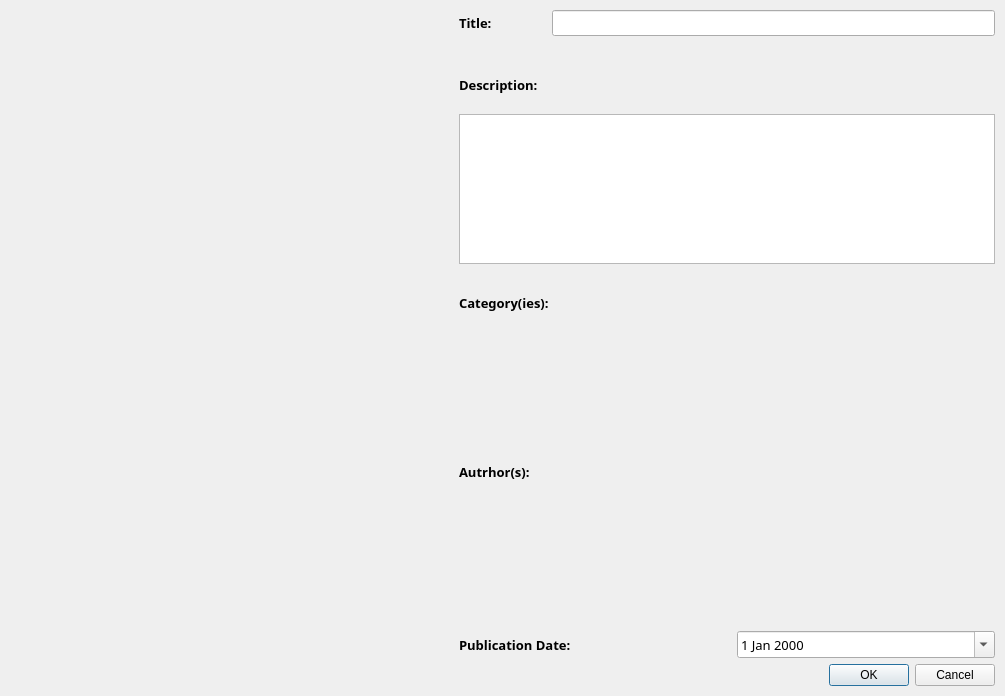
Qt form src/forms/bookadddialog.ui (yunag/QLibraryManagementSystem) before a commit.
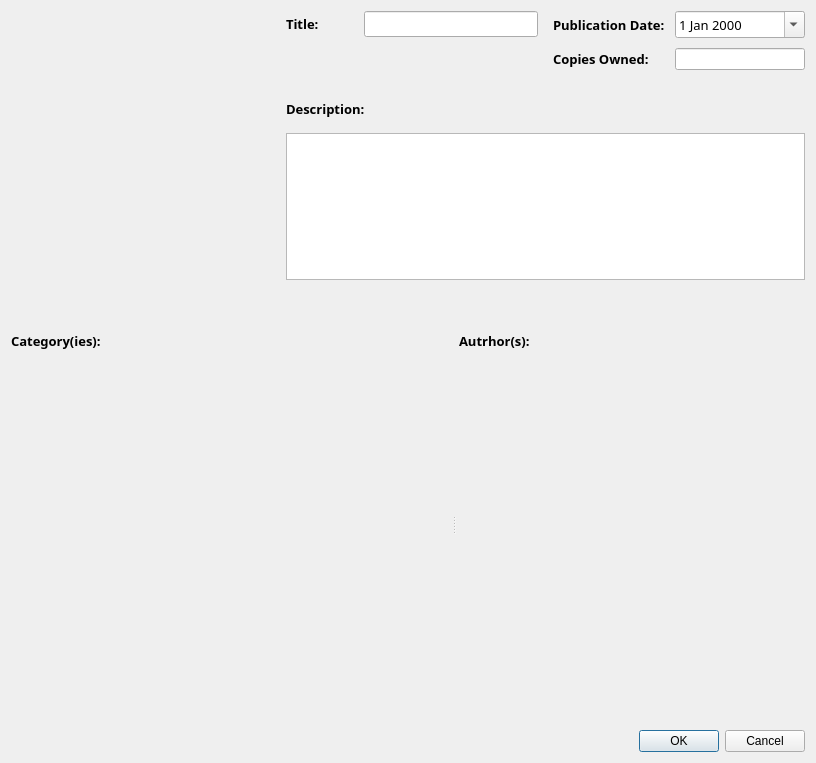
The same form after that commit. Custom widgets are drawn as their Qt base class.

Diff of the .ui file:
```diff
--- a/src/forms/bookadddialog.ui
+++ b/src/forms/bookadddialog.ui
@@ -6,33 +6,36 @@
    <rect>
     <x>0</x>
     <y>0</y>
-    <width>1005</width>
-    <height>696</height>
+    <width>816</width>
+    <height>763</height>
    </rect>
   </property>
   <property name="windowTitle">
    <string>Form</string>
   </property>
-  <layout class="QVBoxLayout" name="verticalLayout_2">
-   <property name="leftMargin">
-    <number>10</number>
-   </property>
-   <property name="topMargin">
-    <number>10</number>
-   </property>
-   <property name="rightMargin">
-    <number>10</number>
-   </property>
-   <property name="bottomMargin">
-    <number>10</number>
+  <layout class="QVBoxLayout" name="verticalLayout_5" stretch="8,10,0">
+   <property name="spacing">
+    <number>15</number>
    </property>
    <item>
-    <layout class="QHBoxLayout" name="horizontalLayout_3" stretch="8,10">
+    <layout class="QHBoxLayout" name="horizontalLayout_4" stretch="5,10">
      <property name="spacing">
-      <number>20</number>
+      <number>15</number>
      </property>
      <item>
       <widget class="ImagePickerLabel" name="coverLabel">
+       <property name="sizePolicy">
+        <sizepolicy hsizetype="Preferred" vsizetype="Preferred">
+         <horstretch>0</horstretch>
+         <verstretch>0</verstretch>
+        </sizepolicy>
+       </property>
+       <property name="minimumSize">
+        <size>
+         <width>200</width>
+         <height>200</height>
+        </size>
+       </property>
        <property name="styleSheet">
         <string notr="true"/>
        </property>
@@ -44,7 +47,11 @@
      <item>
       <layout class="QVBoxLayout" name="verticalLayout">
        <item>
-        <layout class="QHBoxLayout" name="horizontalLayout">
+        <layout class="QHBoxLayout" name="horizontalLayout_2">
+         <item>
+          <layout class="QVBoxLayout" name="verticalLayout_4">
+           <item>
+            <layout class="QHBoxLayout" name="horizontalLayout_5">
          <item>
           <widget class="QLabel" name="titleLabel">
            <property name="font">
@@ -65,12 +72,12 @@
             <enum>Qt::Horizontal</enum>
            </property>
            <property name="sizeType">
-            <enum>QSizePolicy::Fixed</enum>
+                <enum>QSizePolicy::Maximum</enum>
            </property>
            <property name="sizeHint" stdset="0">
             <size>
-             <width>40</width>
-             <height>20</height>
+                 <width>30</width>
+                 <height>17</height>
             </size>
            </property>
           </spacer>
@@ -89,7 +96,93 @@
              <pointsize>10</pointsize>
             </font>
            </property>
-          </widget>
+               <property name="alignment">
+                <set>Qt::AlignLeading|Qt::AlignLeft|Qt::AlignVCenter</set>
+               </property>
+              </widget>
+             </item>
+            </layout>
+           </item>
+           <item>
+            <spacer name="verticalSpacer_3">
+             <property name="orientation">
+              <enum>Qt::Vertical</enum>
+             </property>
+             <property name="sizeType">
+              <enum>QSizePolicy::Ignored</enum>
+             </property>
+             <property name="sizeHint" stdset="0">
+              <size>
+               <width>20</width>
+               <height>40</height>
+              </size>
+             </property>
+            </spacer>
+           </item>
+          </layout>
+         </item>
+         <item>
+          <layout class="QFormLayout" name="formLayout">
+           <property name="horizontalSpacing">
+            <number>10</number>
+           </property>
+           <property name="verticalSpacing">
+            <number>10</number>
+           </property>
+           <item row="0" column="0">
+            <widget class="QLabel" name="publicationDateLabel">
+             <property name="font">
+              <font>
+               <family>Montserrat</family>
+               <pointsize>10</pointsize>
+               <bold>true</bold>
+              </font>
+             </property>
+             <property name="text">
+              <string>Publication Date:</string>
+             </property>
+            </widget>
+           </item>
+           <item row="0" column="1">
+            <widget class="QDateEdit" name="publicationDate">
+             <property name="sizePolicy">
+              <sizepolicy hsizetype="Minimum" vsizetype="Fixed">
+               <horstretch>0</horstretch>
+               <verstretch>0</verstretch>
+              </sizepolicy>
+             </property>
+             <property name="font">
+              <font>
+               <family>Montserrat</family>
+               <pointsize>10</pointsize>
+              </font>
+             </property>
+             <property name="styleSheet">
+              <string notr="true"/>
+             </property>
+             <property name="calendarPopup">
+              <bool>true</bool>
+             </property>
+            </widget>
+           </item>
+           <item row="1" column="0">
+            <widget class="QLabel" name="publicationDateLabel_2">
+             <property name="font">
+              <font>
+               <family>Montserrat</family>
+               <pointsize>10</pointsize>
+               <bold>true</bold>
+              </font>
+             </property>
+             <property name="text">
+              <string>Copies Owned:</string>
+             </property>
+            </widget>
+           </item>
+           <item row="1" column="1">
+            <widget class="QLineEdit" name="copiesOwned"/>
+           </item>
+          </layout>
          </item>
         </layout>
        </item>
@@ -99,18 +192,24 @@
           <enum>Qt::Vertical</enum>
          </property>
          <property name="sizeType">
-          <enum>QSizePolicy::Fixed</enum>
+          <enum>QSizePolicy::Maximum</enum>
          </property>
          <property name="sizeHint" stdset="0">
           <size>
            <width>20</width>
-           <height>20</height>
+           <height>15</height>
           </size>
          </property>
         </spacer>
        </item>
        <item>
         <widget class="QLabel" name="label">
+         <property name="sizePolicy">
+          <sizepolicy hsizetype="Preferred" vsizetype="Fixed">
+           <horstretch>0</horstretch>
+           <verstretch>0</verstretch>
+          </sizepolicy>
+         </property>
          <property name="font">
           <font>
            <family>Montserrat</family>
@@ -152,21 +251,32 @@
         </widget>
        </item>
        <item>
-        <spacer name="verticalSpacer_4">
+        <spacer name="verticalSpacer_2">
          <property name="orientation">
           <enum>Qt::Vertical</enum>
          </property>
-         <property name="sizeType">
-          <enum>QSizePolicy::Fixed</enum>
-         </property>
          <property name="sizeHint" stdset="0">
           <size>
            <width>20</width>
-           <height>10</height>
+           <height>40</height>
           </size>
          </property>
         </spacer>
        </item>
+      </layout>
+     </item>
+    </layout>
+   </item>
+   <item>
+    <widget class="QSplitter" name="splitter">
+     <property name="orientation">
+      <enum>Qt::Horizontal</enum>
+     </property>
+     <property name="handleWidth">
+      <number>10</number>
+     </property>
+     <widget class="QWidget" name="layoutWidget">
+      <layout class="QVBoxLayout" name="verticalLayout_2">
        <item>
         <widget class="QLabel" name="categoriesLabel">
          <property name="sizePolicy">
@@ -203,22 +313,10 @@
          </property>
         </widget>
        </item>
-       <item>
-        <spacer name="verticalSpacer_2">
-         <property name="orientation">
-          <enum>Qt::Vertical</enum>
-         </property>
-         <property name="sizeType">
-          <enum>QSizePolicy::Fixed</enum>
-         </property>
-         <property name="sizeHint" stdset="0">
-          <size>
-           <width>20</width>
-           <height>10</height>
-          </size>
-         </property>
-        </spacer>
-       </item>
+      </layout>
+     </widget>
+     <widget class="QWidget" name="layoutWidget">
+      <layout class="QVBoxLayout" name="verticalLayout_3">
        <item>
         <widget class="QLabel" name="authorsTitle">
          <property name="sizePolicy">
@@ -255,65 +353,9 @@
          </property>
         </widget>
        </item>
-       <item>
-        <spacer name="verticalSpacer_3">
-         <property name="orientation">
-          <enum>Qt::Vertical</enum>
-         </property>
-         <property name="sizeType">
-          <enum>QSizePolicy::Fixed</enum>
-         </property>
-         <property name="sizeHint" stdset="0">
-          <size>
-           <width>20</width>
-           <height>10</height>
-          </size>
-         </property>
-        </spacer>
-       </item>
-       <item>
-        <layout class="QHBoxLayout" name="horizontalLayout_2">
-         <item>
-          <widget class="QLabel" name="publicationDateLabel">
-           <property name="font">
-            <font>
-             <family>Montserrat</family>
-             <pointsize>10</pointsize>
-             <bold>true</bold>
-            </font>
-           </property>
-           <property name="text">
-            <string>Publication Date:</string>
-           </property>
-          </widget>
-         </item>
-         <item>
-          <widget class="QDateEdit" name="dateEdit">
-           <property name="sizePolicy">
-            <sizepolicy hsizetype="Minimum" vsizetype="Fixed">
-             <horstretch>0</horstretch>
-             <verstretch>0</verstretch>
-            </sizepolicy>
-           </property>
-           <property name="font">
-            <font>
-             <family>Montserrat</family>
-             <pointsize>10</pointsize>
-            </font>
-           </property>
-           <property name="styleSheet">
-            <string notr="true"/>
-           </property>
-           <property name="calendarPopup">
-            <bool>true</bool>
-           </property>
-          </widget>
-         </item>
-        </layout>
-       </item>
-      </layout>
-     </item>
-    </layout>
+      </layout>
+     </widget>
+    </widget>
    </item>
    <item>
     <widget class="QDialogButtonBox" name="buttonBox">
```
Left out of the diff: 5 changed lines with no effect on the pictures. Lines whose indentation alone changed are shown as unchanged.
